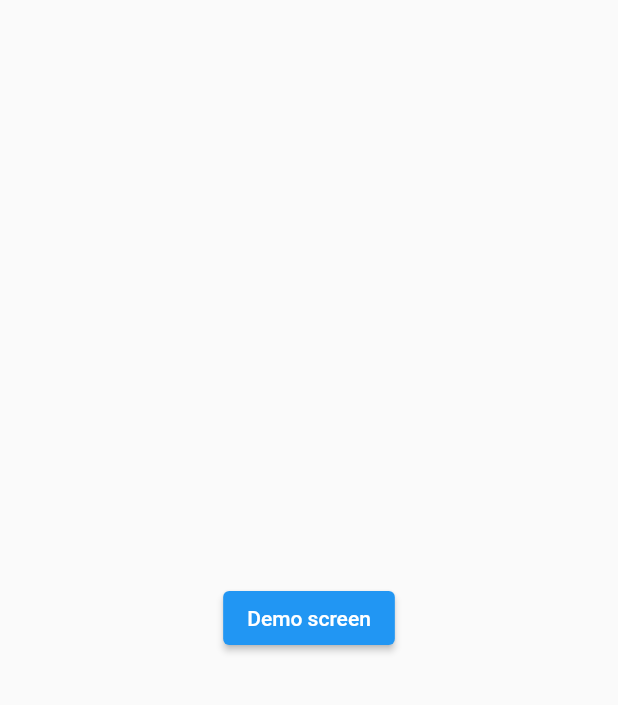
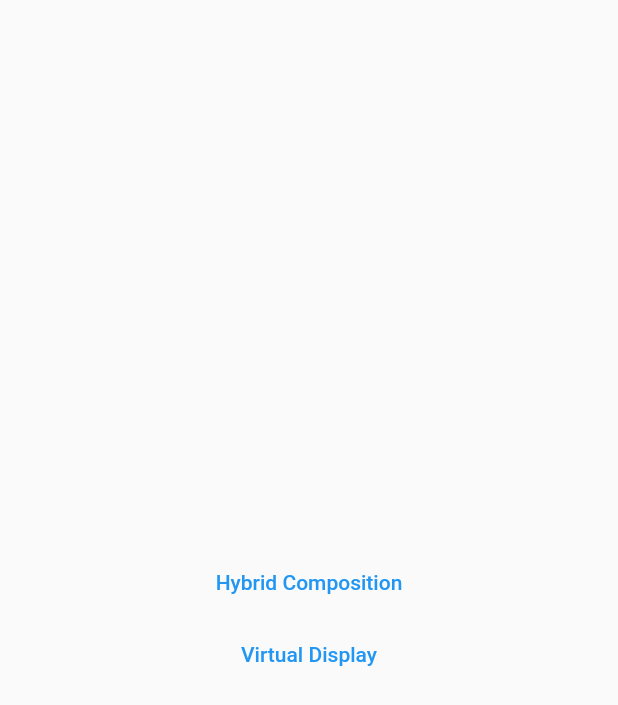
Before and after one commit to huycozy/platformviews-demo, a Flutter app: the screen it shows after launch, on a phone screen of 412 x 824 dp. Shown: the top 705 px of the screen. Run offline on Flutter 3.47's test engine with Material 2 defaults, Android fonts, the phone set to English and light mode, and no system bars.

Commit message:
sync to main
Signed-off-by: Nguyen Huy <huy@nevercode.io>

```diff
--- a/lib/main.dart
+++ b/lib/main.dart
@@ -1,12 +1,23 @@
+import 'dart:io';
+
 import 'package:flutter/material.dart';
+import 'package:test_platformviews/native_view_example.dart';
+import 'package:test_platformviews/native_view_ios.dart';
 import 'package:test_platformviews/virtual_display_example.dart';
 
 void main() {
   runApp(const MyApp());
 }
 
-class MyApp extends StatelessWidget {
+class MyApp extends StatefulWidget {
   const MyApp({Key? key}) : super(key: key);
+
+  @override
+  State<MyApp> createState() => _MyAppState();
+}
+
+class _MyAppState extends State<MyApp> {
+  int? choice = 0;
 
   @override
   Widget build(BuildContext context) {
@@ -17,18 +28,55 @@ class MyApp extends StatelessWidget {
       ),
       home: Scaffold(
         body: Center(
-          child: Builder(
-            builder: (context) {
-              return ElevatedButton(
-                  onPressed: () {
-                    Navigator.of(context)
-                        .push(MaterialPageRoute(builder: (_) => const VirtualDisplayExample()));
-                  },
-                  child: const Text('Demo screen'));
-            }
-          ),
+            child: Platform.isAndroid ? _buildAndroid() : _buildIOS()
         ),
       ),
     );
   }
+
+  _buildAndroid() => Column(
+    mainAxisAlignment: MainAxisAlignment.center,
+    children: [
+      Builder(
+          builder: (context) {
+            return TextButton(
+              child: const Text('Hybrid Composition'),
+              onPressed: () {
+                Navigator.push(
+                  context,
+                  MaterialPageRoute(builder: (context) => const HybridCompositionExample()),
+                );
+              },
+            );
+          }
+      ),
+      Builder(
+          builder: (context) {
+            return TextButton(
+              child: const Text('Virtual Display'),
+              onPressed: () {
+                Navigator.push(
+                  context,
+                  MaterialPageRoute(builder: (context) => const VirtualDisplayExample()),
+                );
+              },
+            );
+          }
+      ),
+    ],
+  );
+
+  _buildIOS() => Builder(
+      builder: (context) {
+        return TextButton(
+          child: const Text('UiKitView iOS'),
+          onPressed: () {
+            Navigator.push(
+              context,
+              MaterialPageRoute(builder: (context) => const NativeViewIOS()),
+            );
+          },
+        );
+      }
+  );
 }
```
Also changed, not shown: lib/native_view_example.dart (+4 -4 lines), lib/native_view_ios.dart (added, +26 -0 lines).
